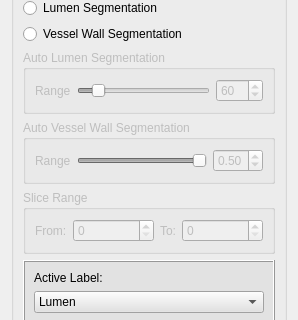
Qt form codes/InteractorStyles/QInteractorStyleVesselSegmentation.ui (wuzhuobin/PlaqueQuant) before a commit; both pictures show x 0 to 298 and y 260 to 580 of the 298 by 811 pixel window.
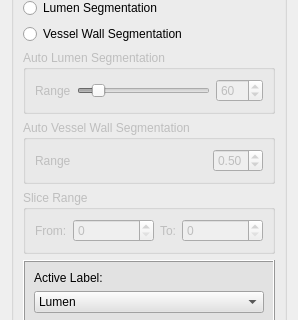
The same form after that commit. Icons and pictures are not drawn.

Commit message: The part of using lumen label to generate lumne ContourPolydata was moved to InteractorStyleVesselSegmentation, the pipeline Sounds better?

Patch:
```diff
--- a/codes/InteractorStyles/QInteractorStyleVesselSegmentation.ui
+++ b/codes/InteractorStyles/QInteractorStyleVesselSegmentation.ui
@@ -278,28 +278,6 @@
              </property>
             </widget>
            </item>
-           <item>
-            <widget class="QSlider" name="sliderVesselWallThickness">
-             <property name="minimum">
-              <number>0</number>
-             </property>
-             <property name="maximum">
-              <number>3</number>
-             </property>
-             <property name="singleStep">
-              <number>0</number>
-             </property>
-             <property name="value">
-              <number>3</number>
-             </property>
-             <property name="sliderPosition">
-              <number>3</number>
-             </property>
-             <property name="orientation">
-              <enum>Qt::Horizontal</enum>
-             </property>
-            </widget>
-           </item>
            <item>
             <widget class="QDoubleSpinBox" name="doubleSpinBoxVesselWallThickness">
              <property name="minimumSize">
```
The commit also changes 6 other files.
